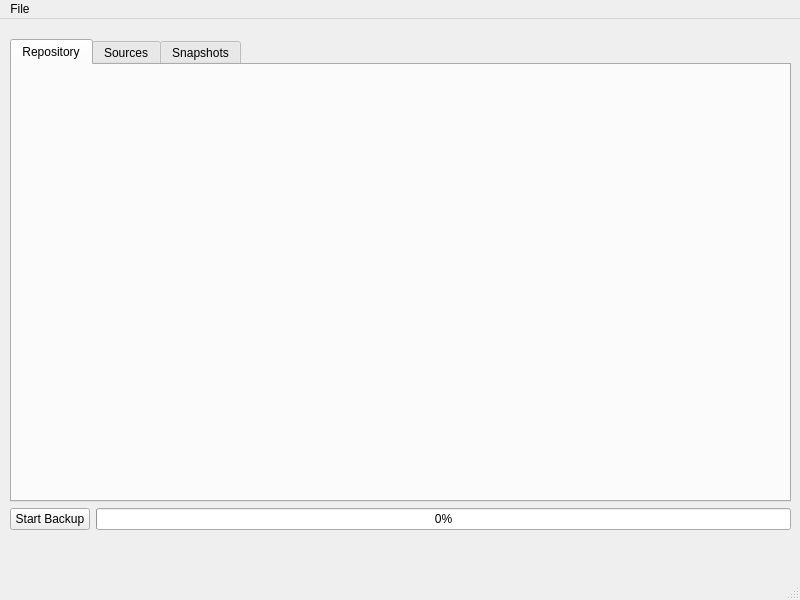
This is vorta/UI/mainwindow.ui in borgbase/vorta as Qt 5 draws it before an edit. The edited form follows.
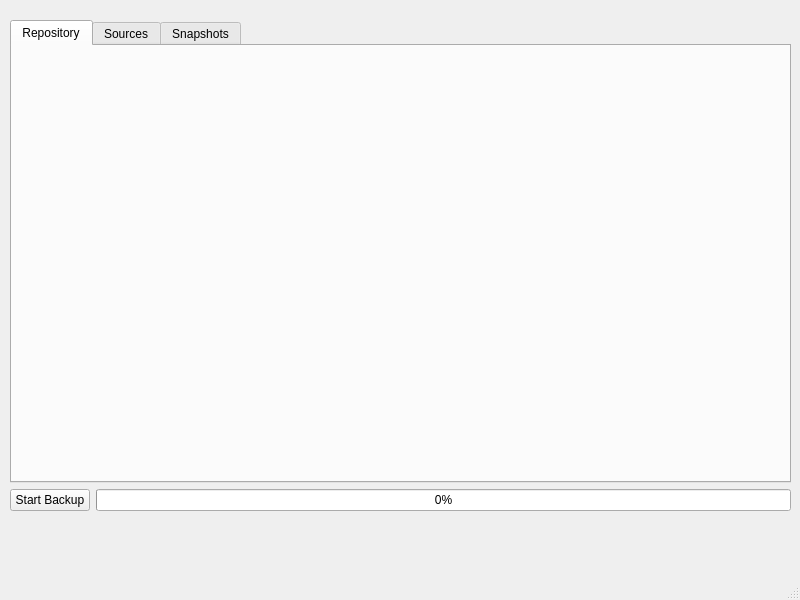
This is the edited form.

The edit to the form file:
```diff
--- a/vorta/UI/mainwindow.ui
+++ b/vorta/UI/mainwindow.ui
@@ -159,30 +159,6 @@
     </layout>
    </widget>
   </widget>
-  <widget class="QMenuBar" name="menubar">
-   <property name="geometry">
-    <rect>
-     <x>0</x>
-     <y>0</y>
-     <width>800</width>
-     <height>22</height>
-    </rect>
-   </property>
-   <widget class="QMenu" name="fileMenu">
-    <property name="title">
-     <string>File</string>
-    </property>
-    <widget class="QMenu" name="menuBackup_Configuration">
-     <property name="title">
-      <string>Backup Profile</string>
-     </property>
-     <addaction name="actionLatest"/>
-    </widget>
-    <addaction name="menuBackup_Configuration"/>
-    <addaction name="actionResetApp"/>
-   </widget>
-   <addaction name="fileMenu"/>
-  </widget>
   <widget class="QStatusBar" name="statusbar"/>
   <action name="actionLatest">
    <property name="text">
```
